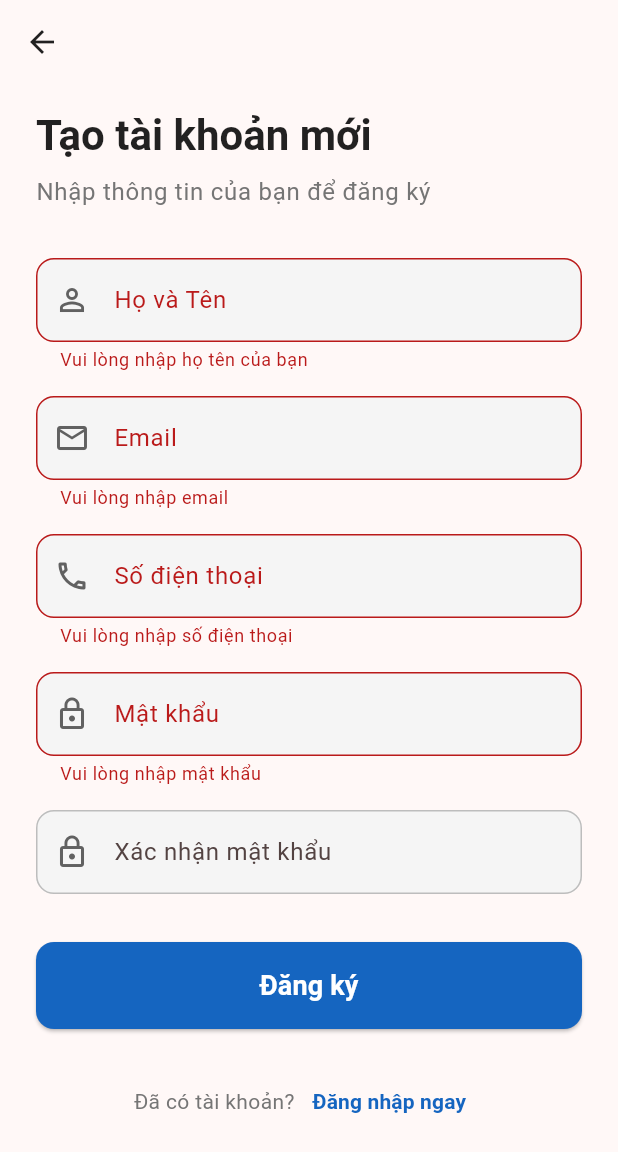
After one commit to 84796578ran/SU25SE048_GSU25SE52_Bus-online-bus-ticket-sales_Mobile, a Flutter app: the RegistrationScreen screen opened directly, after a tap on "Đăng ký", on a phone screen of 412 x 824 dp. The commit adds this screen. Shown: the top 1152 px of the screen. Run offline on Flutter 3.47's test engine with Material 3 defaults, Android fonts, the phone set to English and light mode, and no system bars; our stand-ins replace dropdown_search, firebase_auth, firebase_core, firebase_storage, flutter_dotenv, flutter_rating_bar and 5 more; missing offline and left inert: jwt_decode, webview_flutter_android, webview_flutter_wkwebview; accounts and stored records are empty; network calls fail.

```diff
--- a/SU25_SEP490_GSU250048_Mobile/lib/pages/commmon_pages/login_page.dart
+++ b/SU25_SEP490_GSU250048_Mobile/lib/pages/commmon_pages/login_page.dart
@@ -1,3 +1,4 @@
+import 'package:flutter/foundation.dart';
 import 'package:flutter/material.dart';
 import 'package:go_router/go_router.dart';
 import 'package:http/http.dart' as http;
@@ -26,6 +27,10 @@ class _LoginPage extends State<LoginPage> {
   @override
   void initState() {
     super.initState();
+    if (kDebugMode) {
+      _phoneController.text = '0938080462';
+      _passwordController.text = '18012003';
+    }
     _checkIfLoggedIn();
   }
 
--- /dev/null
+++ b/SU25_SEP490_GSU250048_Mobile/lib/pages/customer_pages/screens/register/register_screen.dart
@@ -0,0 +1,291 @@
+import 'package:flutter/material.dart';
+import 'package:go_router/go_router.dart';
+
+import '../../../../services/author_service.dart';
+
+class RegistrationScreen extends StatefulWidget {
+  static const path = '/register';
+
+  const RegistrationScreen({Key? key}) : super(key: key);
+
+  @override
+  State<RegistrationScreen> createState() => _RegistrationScreenState();
+}
+
+class _RegistrationScreenState extends State<RegistrationScreen> {
+  final _formKey = GlobalKey<FormState>();
+  final TextEditingController _fullNameController = TextEditingController();
+  final TextEditingController _emailController = TextEditingController();
+  final TextEditingController _phoneController = TextEditingController();
+  final TextEditingController _passwordController = TextEditingController();
+  final TextEditingController _confirmPasswordController = TextEditingController();
+
+  bool _isLoading = false;
+
+  @override
+  void dispose() {
+    _fullNameController.dispose();
+    _emailController.dispose();
+    _phoneController.dispose();
+    _passwordController.dispose();
+    _confirmPasswordController.dispose();
+    super.dispose();
+  }
+
+  Future<void> _handleRegistration() async {
+    if (!_formKey.currentState!.validate()) {
+      return;
+    }
+
+    setState(() {
+      _isLoading = true;
+    });
+
+    try {
+      final isSuccess = await AuthService.registerCustomer(
+        fullName: _fullNameController.text,
+        email: _emailController.text,
+        phone: _phoneController.text,
+        password: _passwordController.text,
+      );
+
+      if (isSuccess) {
+        _showSuccessDialog();
+      } else {
+        ScaffoldMessenger.of(context).showSnackBar(
+          const SnackBar(content: Text('Đăng ký thất bại. Vui lòng kiểm tra lại thông tin.')),
+        );
+      }
+    } catch (e) {
+      ScaffoldMessenger.of(context).showSnackBar(
+        SnackBar(content: Text('Lỗi kết nối: $e')),
+      );
+    } finally {
+      setState(() {
+        _isLoading = false;
+      });
+    }
+  }
+
+  void _showSuccessDialog() {
+    showDialog(
+      context: context,
+      barrierDismissible: false,
+      builder: (BuildContext dialogContext) {
+        return AlertDialog(
+          title: const Text('Đăng ký thành công!'),
+          content: const Text('Tài khoản của bạn đã được tạo. Vui lòng đăng nhập để tiếp tục.'),
+          actions: <Widget>[
+            TextButton(
+              child: const Text('Đăng nhập ngay'),
+              onPressed: () {
+                Navigator.of(dialogContext).pop();
+                context.go('/login');
+              },
+            ),
+          ],
+        );
+      },
+    );
+  }
+
+  @override
+  Widget build(BuildContext context) {
+    final size = MediaQuery.of(context).size;
+    return Scaffold(
+      appBar: AppBar(
+        backgroundColor: Colors.transparent,
+        elevation: 0,
+        leading: IconButton(
+          icon: const Icon(Icons.arrow_back, color: Colors.black87),
+          onPressed: () => context.pop(),
+        ),
+      ),
+      body: SingleChildScrollView(
+        child: Padding(
+          padding: const EdgeInsets.symmetric(horizontal: 24.0, vertical: 16.0),
+          child: Column(
+            crossAxisAlignment: CrossAxisAlignment.start,
+            children: [
+              Text(
+                'Tạo tài khoản mới',
+                style: Theme.of(context).textTheme.headlineMedium?.copyWith(
+                  fontWeight: FontWeight.bold,
+                  color: Colors.black87,
+                ),
+              ),
+              const SizedBox(height: 8),
+              Text(
+                'Nhập thông tin của bạn để đăng ký',
+                style: Theme.of(context).textTheme.bodyLarge?.copyWith(
+                  color: Colors.grey.shade600,
+                ),
+              ),
+              const SizedBox(height: 32),
+              Form(
+                key: _formKey,
+                child: Column(
+                  children: [
+                    _buildTextFormField(
+                      controller: _fullNameController,
+                      labelText: 'Họ và Tên',
+                      icon: Icons.person_outline,
+                      validator: (value) {
+                        if (value == null || value.isEmpty) {
+                          return 'Vui lòng nhập họ tên của bạn';
+                        }
+                        return null;
+                      },
+                    ),
+                    const SizedBox(height: 16),
+                    _buildTextFormField(
+                      controller: _emailController,
+                      labelText: 'Email',
+                      icon: Icons.email_outlined,
+                      keyboardType: TextInputType.emailAddress,
+                      validator: (value) {
+                        if (value == null || value.isEmpty) {
+                          return 'Vui lòng nhập email';
+                        }
+                        if (!RegExp(r'^[^@]+@[^@]+\.[^@]+').hasMatch(value)) {
+                          return 'Email không hợp lệ';
+                        }
+                        return null;
+                      },
+                    ),
+                    const SizedBox(height: 16),
+                    _buildTextFormField(
+                      controller: _phoneController,
+                      labelText: 'Số điện thoại',
+                      icon: Icons.phone_outlined,
+                      keyboardType: TextInputType.phone,
+                      validator: (value) {
+                        if (value == null || value.isEmpty) {
+                          return 'Vui lòng nhập số điện thoại';
+                        }
+                        return null;
+                      },
+                    ),
+                    const SizedBox(height: 16),
+                    _buildTextFormField(
+                      controller: _passwordController,
+                      labelText: 'Mật khẩu',
+                      icon: Icons.lock_outline,
+                      isPassword: true,
+                      validator: (value) {
+                        if (value == null || value.isEmpty) {
+                          return 'Vui lòng nhập mật khẩu';
+                        }
+                        if (value.length < 6) {
+                          return 'Mật khẩu phải có ít nhất 6 ký tự';
+                        }
+                        return null;
+                      },
+                    ),
+                    const SizedBox(height: 16),
+                    _buildTextFormField(
+                      controller: _confirmPasswordController,
+                      labelText: 'Xác nhận mật khẩu',
+                      icon: Icons.lock_outline,
+                      isPassword: true,
+                      validator: (value) {
+                        if (value != _passwordController.text) {
+                          return 'Mật khẩu xác nhận không khớp';
+                        }
+                        return null;
+                      },
+                    ),
+                  ],
+                ),
+              ),
+              const SizedBox(height: 32),
+              SizedBox(
+                width: double.infinity,
+                child: ElevatedButton(
+                  onPressed: _isLoading ? null : _handleRegistration,
+                  style: ElevatedButton.styleFrom(
+                    backgroundColor: Colors.blue.shade800,
+                    foregroundColor: Colors.white,
+                    padding: const EdgeInsets.symmetric(vertical: 16),
+                    shape: RoundedRectangleBorder(
+                      borderRadius: BorderRadius.circular(12),
+                    ),
+                  ),
+                  child: _isLoading
+                      ? const SizedBox(
+                    width: 24,
+                    height: 24,
+                    child: CircularProgressIndicator(
+                      color: Colors.white,
+                      strokeWidth: 2,
+                    ),
+                  )
+                      : const Text(
+                    'Đăng ký',
+                    style: TextStyle(fontSize: 18, fontWeight: FontWeight.bold),
+                  ),
+                ),
+              ),
+              const SizedBox(height: 24),
+              Row(
+                mainAxisAlignment: MainAxisAlignment.center,
+                children: [
+                  Text(
+                    'Đã có tài khoản?',
+                    style: TextStyle(color: Colors.grey.shade600),
+                  ),
+                  TextButton(
+                    onPressed: () {
+                      context.go('/login');
+                    },
+                    child: Text(
+                      'Đăng nhập ngay',
+                      style: TextStyle(
+                        color: Colors.blue.shade800,
+                        fontWeight: FontWeight.bold,
+                      ),
+                    ),
+                  ),
+                ],
+              ),
+            ],
+          ),
+        ),
+      ),
+    );
+  }
+
+  Widget _buildTextFormField({
+    required TextEditingController controller,
+    required String labelText,
+    required IconData icon,
+    TextInputType keyboardType = TextInputType.text,
+    bool isPassword = false,
+    String? Function(String?)? validator,
+  }) {
+    return TextFormField(
+      controller: controller,
+      decoration: InputDecoration(
+        labelText: labelText,
+        prefixIcon: Icon(icon, color: Colors.grey.shade700),
+        border: OutlineInputBorder(
+          borderRadius: BorderRadius.circular(12),
+          borderSide: BorderSide(color: Colors.grey.shade400),
+        ),
+        enabledBorder: OutlineInputBorder(
+          borderRadius: BorderRadius.circular(12),
+          borderSide: BorderSide(color: Colors.grey.shade400),
+        ),
+        focusedBorder: OutlineInputBorder(
+          borderRadius: BorderRadius.circular(12),
+          borderSide: BorderSide(color: Colors.blue.shade800, width: 2),
+        ),
+        filled: true,
+        fillColor: Colors.grey.shade100,
+      ),
+      keyboardType: keyboardType,
+      obscureText: isPassword,
+      validator: validator,
+    );
+  }
+}
--- a/SU25_SEP490_GSU250048_Mobile/lib/services/author_service.dart
+++ b/SU25_SEP490_GSU250048_Mobile/lib/services/author_service.dart
@@ -1,9 +1,37 @@
+import 'dart:convert';
+
+import 'package:flutter_dotenv/flutter_dotenv.dart';
+import 'package:http/http.dart' as http;
 import 'package:shared_preferences/shared_preferences.dart';
 import 'package:jwt_decode/jwt_decode.dart';
 
 class AuthService {
   static const _tokenKey = 'auth_token';
   static const _customerIdKey = 'customer_id';
+  static const _phoneKey = 'phone';
+  static const _userNameKey = 'user_name';
+  static final String _baseUrl = dotenv.env['API_URL'] ?? '';
+  static final String _endpoint = '/Customers/Registration';
+
+  static Future<void> savePhone(String phone) async {
+    final prefs = await SharedPreferences.getInstance();
+    await prefs.setString(_phoneKey, phone);
+  }
+
+  static Future<String?> getPhone() async {
+    final prefs = await SharedPreferences.getInstance();
+    return prefs.getString(_phoneKey);
+  }
+
+  static Future<void> saveUserName(String userName) async {
+    final prefs = await SharedPreferences.getInstance();
+    await prefs.setString(_userNameKey, userName);
+  }
+
+  static Future<String?> getUserName() async {
+    final prefs = await SharedPreferences.getInstance();
+    return prefs.getString(_userNameKey);
+  }
 
   static Future<void> saveToken(String token) async {
     final prefs = await SharedPreferences.getInstance();
@@ -47,4 +75,28 @@ class AuthService {
     final token = await getToken();
     return token != null;
   }
+
+  static Future<bool> registerCustomer({required String fullName, required String email, required String phone, required String password}) async {
+    final Uri uri = Uri.parse('$_baseUrl$_endpoint');
+    try {
+      final response = await http.post(
+        uri,
+        headers: {'Content-Type': 'application/json'},
+        body: json.encode({'fullName': fullName, 'email': email, 'phone': phone, 'password': password}),
+      );
+      if (response.statusCode == 200) {
+        print('Đăng ký thành công!');
+        return true;
+      } else {
+        // Đăng ký thất bại, in thông tin lỗi
+        print('Đăng ký thất bại với status code: ${response.statusCode}');
+        print('Lý do: ${response.body}');
+        return false;
+      }
+    } catch (e) {
+      // Xử lý lỗi kết nối
+      print('Lỗi kết nối khi đăng ký: $e');
+      return false;
+    }
+  }
 }
--- a/SU25_SEP490_GSU250048_Mobile/lib/services/ticket_service.dart
+++ b/SU25_SEP490_GSU250048_Mobile/lib/services/ticket_service.dart
@@ -25,8 +25,7 @@ class TicketService {
 
     if (response.statusCode == 200) {
       final List<dynamic> data = json.decode(response.body);
-      final filtered = data.where((item) => item['status'] == 4).toList();
-      return filtered.map((json) => Ticket.fromJson(json)).toList();
+      return data.map((json) => Ticket.fromJson(json)).toList();
     } else {
       print('Lỗi API: ${response.statusCode} - ${response.body}');
       throw Exception('Failed to load ticket history');
```
Also changed, not shown: SU25_SEP490_GSU250048_Mobile/lib/pages/app_route.dart (+36 -15 lines), SU25_SEP490_GSU250048_Mobile/lib/pages/customer_pages/screens/booking/booking_screen.dart (+27 -23 lines), SU25_SEP490_GSU250048_Mobile/lib/pages/customer_pages/screens/history/history_detail_screen.dart (+39 -18 lines), SU25_SEP490_GSU250048_Mobile/lib/pages/customer_pages/screens/history/history_screen.dart (+9 -10 lines), SU25_SEP490_GSU250048_Mobile/lib/pages/customer_pages/screens/search/search_result_detail.dart (+19 -22 lines), SU25_SEP490_GSU250048_Mobile/lib/pages/customer_pages/screens/search/search_result_screen.dart (+7 -6 lines), SU25_SEP490_GSU250048_Mobile/lib/pages/customer_pages/screens/search/search_screen.dart (+17 -16 lines), SU25_SEP490_GSU250048_Mobile/lib/provider/author_provider.dart (+7 -8 lines).
